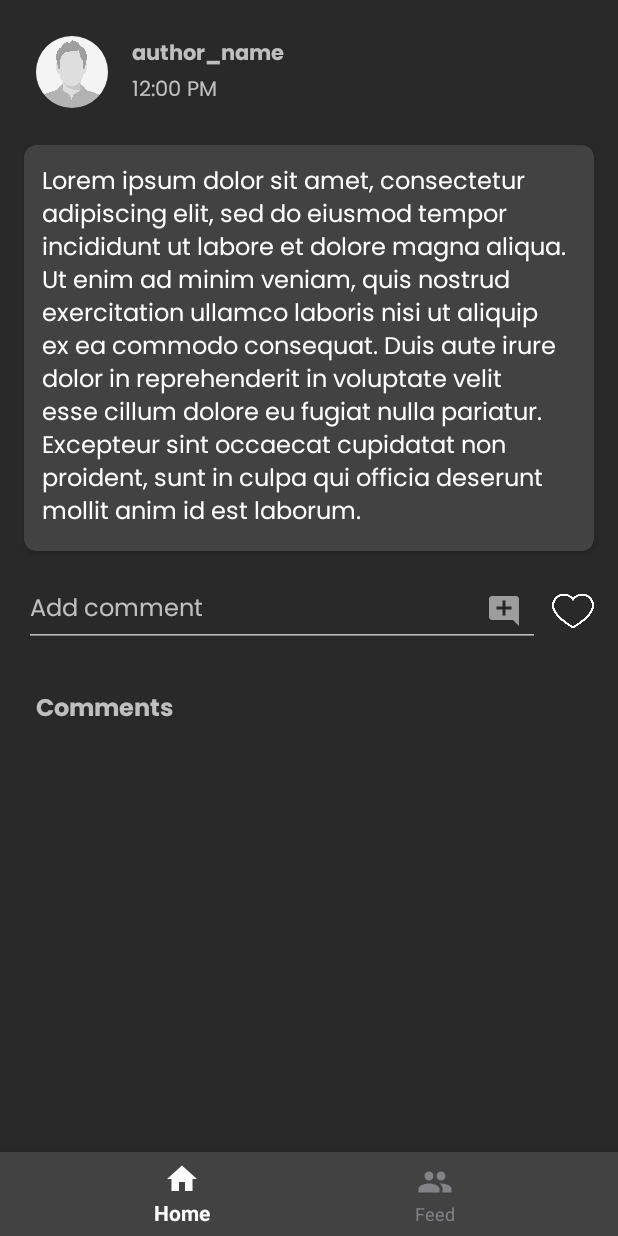
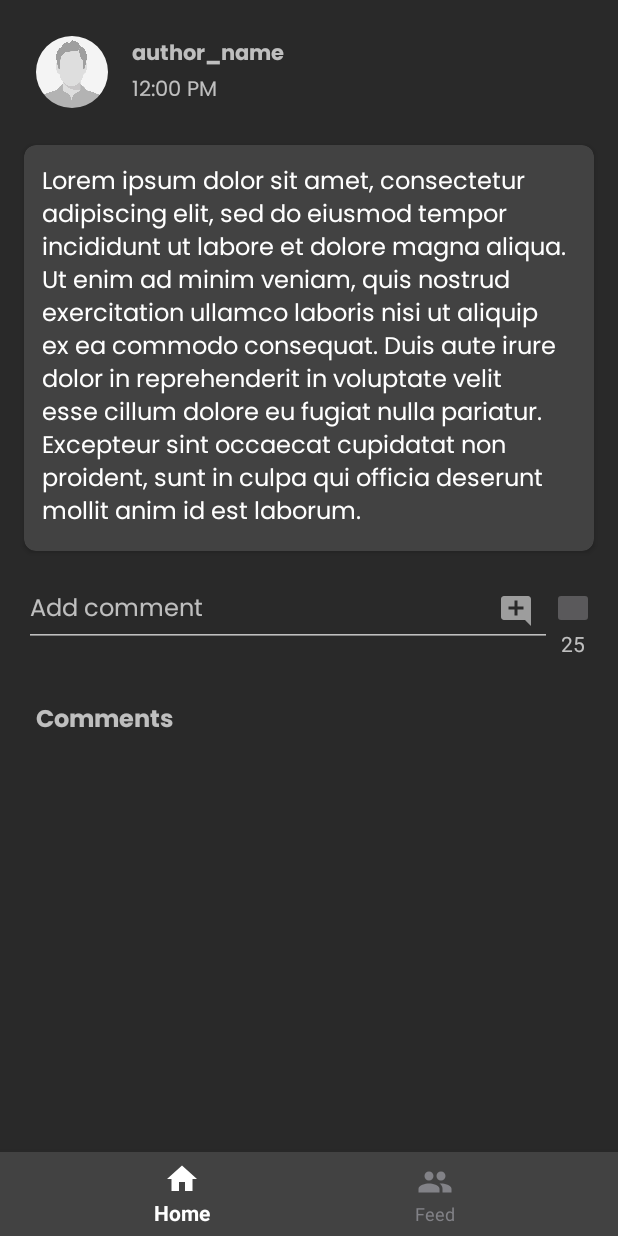
Before and after one commit to Biswadip-24/productivity-tracker-frontend, an Android app: the fragment PostDetailsFragment placed in its activity, on a phone screen of 412 x 824 dp. Run offline under Robolectric (Android 15) with nearby library versions, the phone set to English and light mode, and no system bars; libraries missing offline, so code that uses them is left out: com.github.mikephil.charting; 3 statements that could not run were skipped.

Commit message:
Like unlike api added

```diff
--- a/app/src/main/java/com/example/productivitytracker/HomeFragment.java
+++ b/app/src/main/java/com/example/productivitytracker/HomeFragment.java
@@ -134,7 +134,7 @@ public class HomeFragment extends Fragment {
     private void setWeeklyXAxisLabel() {
         weekDaysLabel.clear();
         String[] dayOfWeek = {"S", "S", "M", "T", "W", "T", "F"};
-        int day = Calendar.getInstance().get(Calendar.DAY_OF_WEEK);
+        int day = Calendar.getInstance().get(Calendar.DAY_OF_WEEK) % 7;
         int count = 1;
         while(count <= 7){
             weekDaysLabel.add(dayOfWeek[day]);
--- a/app/src/main/java/com/example/productivitytracker/api/ApiService.java
+++ b/app/src/main/java/com/example/productivitytracker/api/ApiService.java
@@ -41,6 +41,9 @@ public interface ApiService {
     @POST("/api/post/")
     Call<UserPost> addPost(@Body RequestBody params);
 
-    /*@POST("/api/likePost/")
-    Call<> likePost(@Body RequestBody params);*/
+    @POST("/api/likePost/{postID}/{userID}/")
+    Call<UserPost> likePost(@Path("postID") int postID, @Path("userID") int userId);
+
+    @POST("/api/unLikePost/{postID}/{userID}/")
+    Call<UserPost> unLikePost(@Path("postID") int postID, @Path("userID") int userId);
 }
--- a/app/src/main/java/com/example/productivitytracker/models/User.java
+++ b/app/src/main/java/com/example/productivitytracker/models/User.java
@@ -11,6 +11,6 @@ public class User {
 
     public boolean isNewUser;
     public List<Float> lastWeekProductivity;
-    public List<Integer> post_likes;
+    public List<String> post_likes;
     public List<Integer> badges;
 }
--- a/app/src/main/res/layout/fragment_post_details.xml
+++ b/app/src/main/res/layout/fragment_post_details.xml
@@ -99,12 +99,26 @@
 
             </com.google.android.material.textfield.TextInputLayout>
 
-            <ImageButton
-                android:layout_width="28dp"
-                android:layout_height="28dp"
-                android:layout_marginStart="8dp"
-                android:layout_gravity="center_vertical"
-                android:background= "@drawable/like_button" />
+            <LinearLayout
+                android:layout_width="wrap_content"
+                android:layout_height="wrap_content"
+                android:orientation="vertical"
+                android:gravity="center"
+                android:layout_marginTop="8dp">
+
+                <ImageButton
+                    android:layout_width="28dp"
+                    android:layout_height="28dp"
+                    android:id="@+id/likePost"
+                    android:layout_gravity="center_vertical" />
+
+                <TextView
+                    android:layout_width="wrap_content"
+                    android:layout_height="wrap_content"
+                    android:id="@+id/likesCount"
+                    android:text="25"/>
+
+            </LinearLayout>
 
         </LinearLayout>
 
@@ -121,6 +135,7 @@
         <androidx.recyclerview.widget.RecyclerView
             android:layout_width="match_parent"
             android:layout_height="wrap_content"
+            android:layout_marginBottom="16dp"
             android:id="@+id/rvComments"
             app:layoutManager="androidx.recyclerview.widget.LinearLayoutManager"
             tools:listitem="@layout/comment_item"/>
```
Also changed, not shown: app/src/main/java/com/example/productivitytracker/PostDetailsFragment.java (+61 -9 lines), app/src/main/java/com/example/productivitytracker/UserViewModel.java (+38 -5 lines), app/src/main/java/com/example/productivitytracker/adapters/UserPostsAdapter.java (+9 -1 lines).
